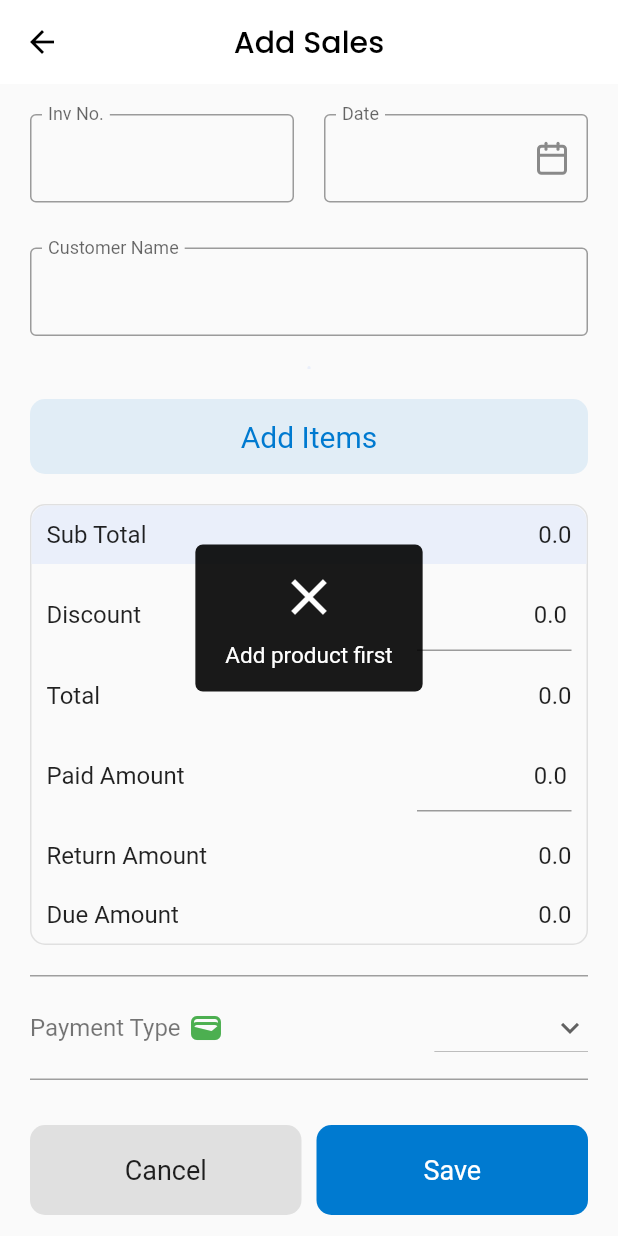
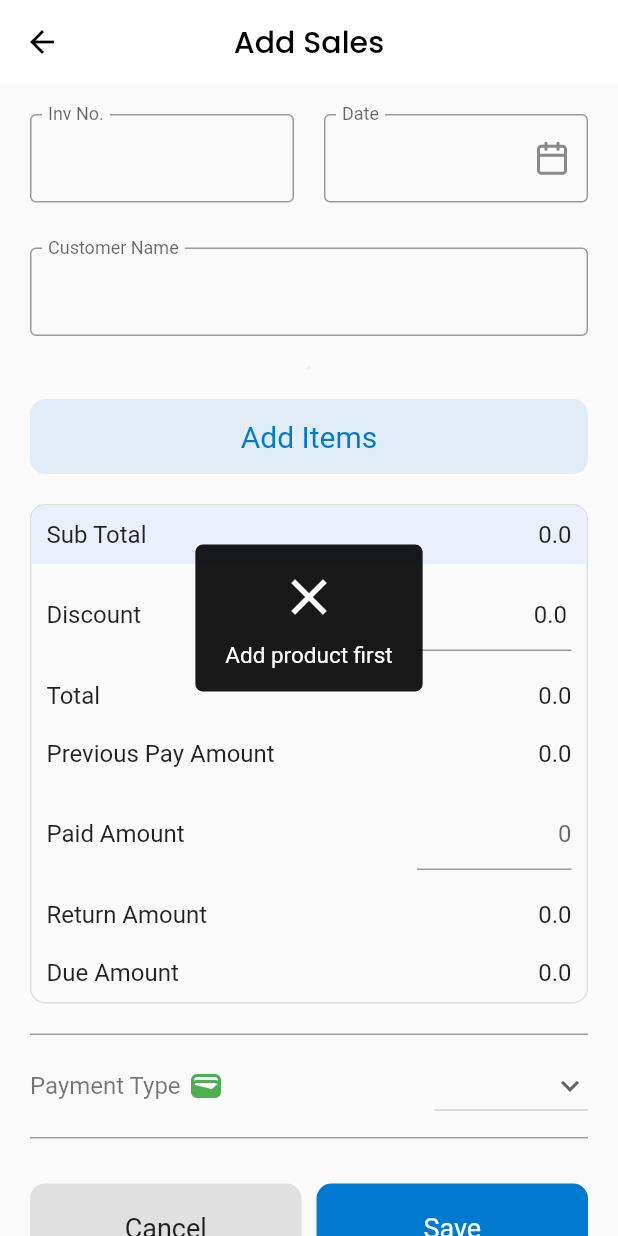
Before and after one commit to tahmidtarongo/firbase_auth, a Flutter app: the SalesReportEditScreen screen opened directly with empty values, after a tap on "Save", on a phone screen of 412 x 824 dp. Run offline on Flutter 3.47's test engine with Material 2 defaults, Android fonts, the phone set to English and light mode, and no system bars; drawn by our look-alikes of nb_utils; our stand-ins replace cached_network_image, country_code_picker, firebase_auth, firebase_core, firebase_database, firebase_storage and 7 more; missing offline and left inert: bluetooth_thermal_printer, esc_pos_utils, firebase_app_check, flutter_barcode_scanner, flutter_cart, flutter_paypal and 2 more; accounts and stored records are empty.

Commit message:
edit invoice

```diff
--- a/lib/Screens/Report/Screens/sales_report_edit_screen.dart
+++ b/lib/Screens/Report/Screens/sales_report_edit_screen.dart
@@ -248,15 +248,22 @@ class _SalesReportEditScreenState extends State<SalesReportEditScreen> {
                             physics: const NeverScrollableScrollPhysics(),
                             itemCount: providerData.cartItemList.length,
                             itemBuilder: (context, index) {
-                              int i =0;
+                              int i = 0;
                               for (var element in pastProducts) {
-
                                 if (element.productId != providerData.cartItemList[index].productId) {
                                   i++;
+                                }
+                                if (i == pastProducts.length) {
+                                  bool isInTheList = false;
+                                  for (var element in decreaseStockList) {
+                                    if (element.productId == providerData.cartItemList[index].productId) {
+                                      element.quantity = providerData.cartItemList[index].quantity;
+                                      isInTheList = true;
+                                      break;
+                                    }
+                                  }
 
-                                }
-                                if(i == pastProducts.length){
-                                   decreaseStockList.contains(providerData.cartItemList[index].productId)?null :decreaseStockList.add(providerData.cartItemList[index]);
+                                  isInTheList ? null : decreaseStockList.add(providerData.cartItemList[index]);
                                 }
                               }
 
@@ -327,6 +334,16 @@ class _SalesReportEditScreenState extends State<SalesReportEditScreen> {
                                       const SizedBox(width: 10),
                                       GestureDetector(
                                         onTap: () {
+                                          int i = 0;
+                                          for (var element in pastProducts) {
+                                            if (element.productId != providerData.cartItemList[index].productId) {
+                                              i++;
+                                            }
+                                            if (i == pastProducts.length) {
+                                              decreaseStockList.removeWhere((element) => element.productId == providerData.cartItemList[index].productId);
+                                            }
+                                          }
+
                                           providerData.deleteToCart(index);
                                         },
                                         child: Container(
@@ -460,22 +477,43 @@ class _SalesReportEditScreenState extends State<SalesReportEditScreen> {
                             mainAxisAlignment: MainAxisAlignment.spaceBetween,
                             children: [
                               const Text(
+                                'Previous Pay Amount',
+                                style: TextStyle(fontSize: 16),
+                              ),
+                              Text(
+                                (double.parse(widget.transitionModel.totalAmount.toString()) -
+                                    double.parse(widget.transitionModel.dueAmount.toString()) +
+                                    double.parse(widget.transitionModel.returnAmount.toString())).toString(),
+                                style: const TextStyle(fontSize: 16),
+                              ),
+                            ],
+                          ),
+                        ),
+                        Padding(
+                          padding: const EdgeInsets.all(10.0),
+                          child: Row(
+                            mainAxisAlignment: MainAxisAlignment.spaceBetween,
+                            children: [
+                              const Text(
                                 'Paid Amount',
                                 style: TextStyle(fontSize: 16),
                               ),
                               SizedBox(
                                 width: context.width() / 4,
                                 child: TextField(
-                                  controller: paidText,
                                   keyboardType: TextInputType.number,
                                   onChanged: (value) {
                                     if (value == '') {
                                       setState(() {
-                                        paidAmount = 0;
+                                        paidAmount = (double.parse(widget.transitionModel.totalAmount.toString()) -
+                                            double.parse(widget.transitionModel.dueAmount.toString()) +
+                                            double.parse(widget.transitionModel.returnAmount.toString()));
                                       });
                                     } else {
                                       setState(() {
-                                        paidAmount = double.parse(value);
+                                        paidAmount = double.parse(value)+(double.parse(widget.transitionModel.totalAmount.toString()) -
+                                            double.parse(widget.transitionModel.dueAmount.toString()) +
+                                            double.parse(widget.transitionModel.returnAmount.toString()));
                                       });
                                     }
                                   },
@@ -634,7 +672,7 @@ class _SalesReportEditScreenState extends State<SalesReportEditScreen> {
                           onTap: () async {
                             if (providerData.cartItemList.isNotEmpty) {
                               try {
-                                // EasyLoading.show(status: 'Loading...', dismissOnTap: false);
+                                EasyLoading.show(status: 'Loading...', dismissOnTap: false);
 
                                 final userId = FirebaseAuth.instance.currentUser!.uid;
 
@@ -647,17 +685,17 @@ class _SalesReportEditScreenState extends State<SalesReportEditScreen> {
                                 transitionModel.paymentType = dropdownValue;
                                 transitionModel.invoiceNumber = invoice.toString();
 
-                                ///________updateInvoice__________________
-                                // String? key;
-                                // await FirebaseDatabase.instance.ref(userId).child('Sales Transition').orderByKey().get().then((value) {
-                                //   for (var element in value.children) {
-                                //     final t = TransitionModel.fromJson(jsonDecode(jsonEncode(element.value)));
-                                //     if (transitionModel.invoiceNumber == t.invoiceNumber) {
-                                //       key = element.key;
-                                //     }
-                                //   }
-                                // });
-                                // await FirebaseDatabase.instance.ref(userId).child('Sales Transition').child(key!).update(transitionModel.toJson());
+                                ///________________updateInvoice___________________________________________________________
+                                String? key;
+                                await FirebaseDatabase.instance.ref(userId).child('Sales Transition').orderByKey().get().then((value) {
+                                  for (var element in value.children) {
+                                    final t = TransitionModel.fromJson(jsonDecode(jsonEncode(element.value)));
+                                    if (transitionModel.invoiceNumber == t.invoiceNumber) {
+                                      key = element.key;
+                                    }
+                                  }
+                                });
+                                await FirebaseDatabase.instance.ref(userId).child('Sales Transition').child(key!).update(transitionModel.toJson());
 
                                 ///__________StockMange_________________________________________________
 
@@ -756,19 +794,25 @@ class _SalesReportEditScreenState extends State<SalesReportEditScreen> {
                                   print(element.quantity);
                                 }
 
-                                // for (var element in providerData.cartItemList) {
-                                //   decreaseStock(element.productId, element.quantity);
-                                // }
+                                ///_____________StockUpdate_______________________________________________________
+
+                                for (var element in decreaseStockList) {
+                                  decreaseStock(element.productId, element.quantity);
+                                }
+
+                                for (var element in increaseStockList) {
+                                  increaseStock(element.productId, element.quantity);
+                                }
 
                                 ///_________DueUpdate______________________________________________________
-                                // getSpecificCustomers(phoneNumber: widget.customerModel.phoneNumber, due: transitionModel.dueAmount!.toInt());
+                                getSpecificCustomers(phoneNumber: widget.transitionModel.customerPhone, due: transitionModel.dueAmount!.toInt());
 
                                 EasyLoading.dismiss();
                                 // ignore: use_build_context_synchronously
-                                // SalesInvoiceDetails(
-                                //   transitionModel: transitionModel,
-                                //   personalInformationModel: PersonalInformationModel(),
-                                // ).launch(context);
+                                SalesInvoiceDetails(
+                                  transitionModel: transitionModel,
+                                  personalInformationModel: PersonalInformationModel(),
+                                ).launch(context);
                               } catch (e) {
                                 EasyLoading.dismiss();
                                 ScaffoldMessenger.of(context).showSnackBar(SnackBar(content: Text(e.toString())));
@@ -823,6 +867,20 @@ class _SalesReportEditScreenState extends State<SalesReportEditScreen> {
     ref.child(productPath).update({'productStock': '$remainStock'});
   }
 
+  void increaseStock(String productCode, int quantity) async {
+    final userId = FirebaseAuth.instance.currentUser!.uid;
+    final ref = FirebaseDatabase.instance.ref('$userId/Products/');
+
+    var data = await ref.orderByChild('productCode').equalTo(productCode).once();
+    String productPath = data.snapshot.value.toString().substring(1, 21);
+
+    var data1 = await ref.child('$productPath/productStock').once();
+    int stock = int.parse(data1.snapshot.value.toString());
+    int remainStock = stock + quantity;
+
+    ref.child(productPath).update({'productStock': '$remainStock'});
+  }
+
   void decreaseSubscriptionSale() async {
     final userId = FirebaseAuth.instance.currentUser!.uid;
     final ref = FirebaseDatabase.instance.ref('$userId/Subscription/saleNumber');
```
